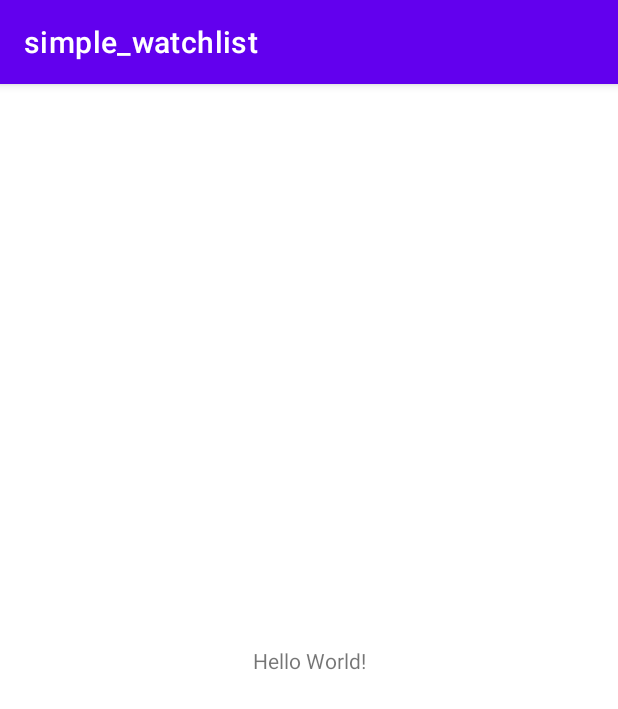
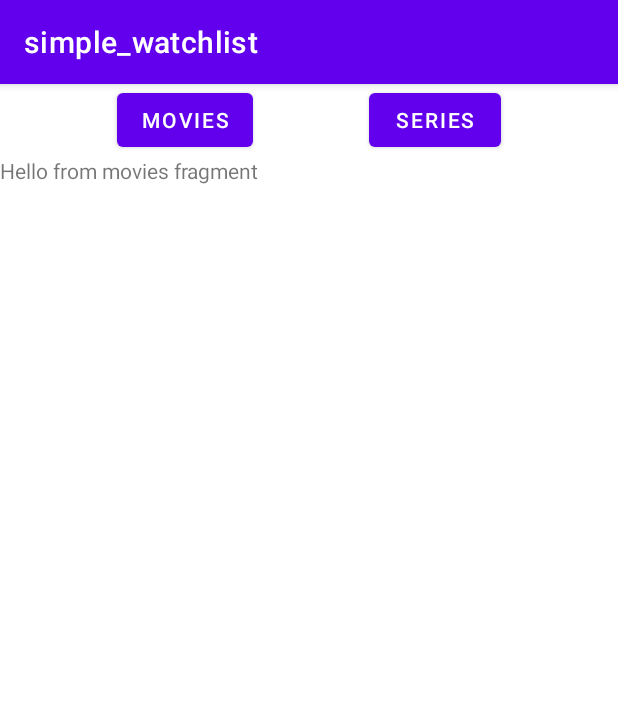
Before and after one commit to OmarBitar/simple_android_watchlist, an Android app: the screen it shows after launch (MainActivity), on a phone screen of 412 x 824 dp. Shown: the top 709 px of the screen. Run offline under Robolectric (Android 15) with nearby library versions, the phone set to English and light mode, and no system bars.

Commit message:
created staticly set fragments

```diff
--- a/app/build.gradle
+++ b/app/build.gradle
@@ -32,6 +32,7 @@ dependencies {
     implementation 'androidx.appcompat:appcompat:1.4.1'
     implementation 'com.google.android.material:material:1.5.0'
     implementation 'androidx.constraintlayout:constraintlayout:2.1.3'
+    implementation 'androidx.legacy:legacy-support-v4:1.0.0'
     testImplementation 'junit:junit:4.13.2'
     androidTestImplementation 'androidx.test.ext:junit:1.1.3'
     androidTestImplementation 'androidx.test.espresso:espresso-core:3.4.0'
--- /dev/null
+++ b/app/src/main/java/com/hfad/simple_watchlist/moviesFragment.java
@@ -0,0 +1,19 @@
+package com.hfad.simple_watchlist;
+
+import android.os.Bundle;
+
+import androidx.fragment.app.Fragment;
+
+import android.view.LayoutInflater;
+import android.view.View;
+import android.view.ViewGroup;
+
+public class moviesFragment extends Fragment {
+
+	@Override
+	public View onCreateView(LayoutInflater inflater, ViewGroup container,
+							 Bundle savedInstanceState) {
+		// Inflate the layout for this fragment
+		return inflater.inflate(R.layout.fragment_movies, container, false);
+	}
+}
--- a/app/src/main/res/layout/activity_main.xml
+++ b/app/src/main/res/layout/activity_main.xml
@@ -6,13 +6,34 @@
 	android:layout_height="match_parent"
 	tools:context=".MainActivity">
 
-	<TextView
+	<Button
+		android:id="@+id/Movies"
 		android:layout_width="wrap_content"
 		android:layout_height="wrap_content"
-		android:text="Hello World!"
-		app:layout_constraintBottom_toBottomOf="parent"
-		app:layout_constraintLeft_toLeftOf="parent"
-		app:layout_constraintRight_toRightOf="parent"
+		android:text="@string/movies"
+		app:layout_constraintEnd_toStartOf="@+id/Series"
+		app:layout_constraintHorizontal_bias="0.5"
+		app:layout_constraintStart_toStartOf="parent"
 		app:layout_constraintTop_toTopOf="parent" />
 
+	<Button
+		android:id="@+id/Series"
+		android:layout_width="wrap_content"
+		android:layout_height="wrap_content"
+		android:text="@string/series"
+		app:layout_constraintEnd_toEndOf="parent"
+		app:layout_constraintHorizontal_bias="0.5"
+		app:layout_constraintStart_toEndOf="@+id/Movies"
+		app:layout_constraintTop_toTopOf="parent" />
+
+	<fragment
+		android:id="@+id/mainFragment"
+		android:name="com.hfad.simple_watchlist.moviesFragment"
+		android:layout_width="match_parent"
+		android:layout_height="0dp"
+		app:layout_constraintBottom_toBottomOf="parent"
+		app:layout_constraintEnd_toEndOf="parent"
+		app:layout_constraintHorizontal_bias="0.5"
+		app:layout_constraintStart_toStartOf="parent"
+		app:layout_constraintTop_toBottomOf="@+id/Movies" />
 </androidx.constraintlayout.widget.ConstraintLayout>
--- /dev/null
+++ b/app/src/main/res/layout/fragment_movies.xml
@@ -0,0 +1,14 @@
+<?xml version="1.0" encoding="utf-8"?>
+<FrameLayout xmlns:android="http://schemas.android.com/apk/res/android"
+	xmlns:tools="http://schemas.android.com/tools"
+	android:layout_width="match_parent"
+	android:layout_height="match_parent"
+	tools:context=".moviesFragment">
+
+	<!-- TODO: Update blank fragment layout -->
+	<TextView
+		android:layout_width="match_parent"
+		android:layout_height="match_parent"
+		android:text="@string/hello_movies_fragment" />
+
+</FrameLayout>
--- a/app/src/main/res/values/strings.xml
+++ b/app/src/main/res/values/strings.xml
@@ -1,3 +1,7 @@
 <resources>
 	<string name="app_name">simple_watchlist</string>
+	<string name="movies">Movies</string>
+	<string name="series">Series</string>
+	<!-- TODO: Remove or change this placeholder text -->
+	<string name="hello_movies_fragment">Hello from movies fragment</string>
 </resources>
```
